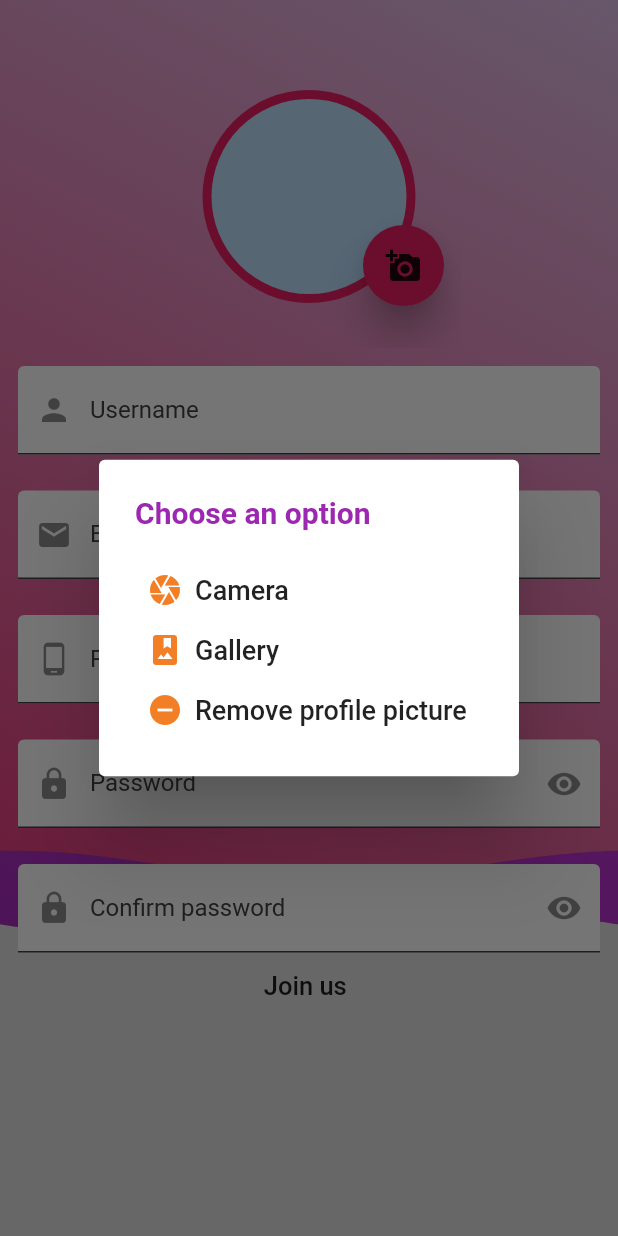
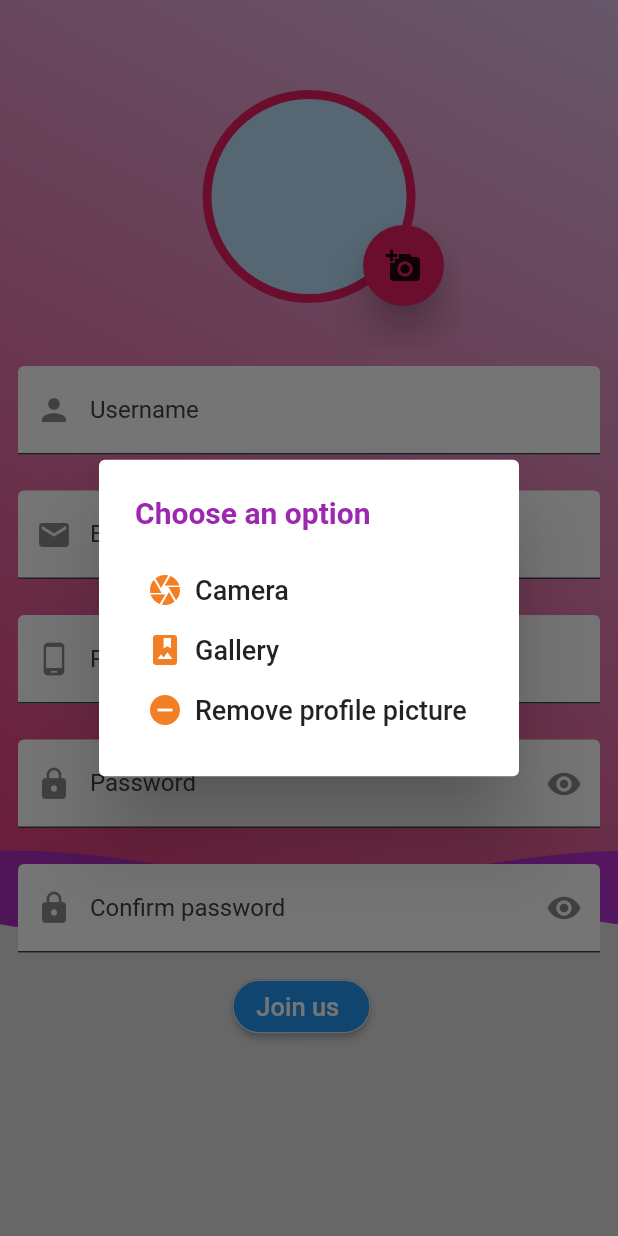
Before and after one commit to thonguyen15878/SneakerShop, a Flutter app: the RegisterScreen screen opened by its route, after a tap on the "add a photo" icon, on a phone screen of 412 x 824 dp. Run offline on Flutter 3.47's test engine with Material 2 defaults, Android fonts, the phone set to English and light mode, and no system bars; drawn by our look-alikes of wave; our stand-ins replace backdrop, badges, cached_network_image, carousel_slider, flutter_feather_icons, flutter_swiper_view and 3 more; missing offline and left inert: icon, list_tile_switch; accounts and stored records are empty; network calls fail.

Commit message:
update landingpage + login + signup

```diff
--- a/lib/screens/auth/register.dart
+++ b/lib/screens/auth/register.dart
@@ -332,8 +332,23 @@ class _RegisterScreenState extends State<RegisterScreen> {
                           },
                         ),
                       ),
+                      Row(
+                        mainAxisAlignment: MainAxisAlignment.center,
+                        children: [
                           SizedBox(width: 10),
-                      Row(
+                          ElevatedButton(
+                            onPressed: () {},
+                            style: ButtonStyle(
+                              shape: MaterialStateProperty.all<RoundedRectangleBorder>(
+                                RoundedRectangleBorder(
+                                  borderRadius: BorderRadius.circular(30),
+                                  side: BorderSide(
+                                      color: ColorsConsts.backgroundColor
+                                  ),
+                                ),
+                              ),
+                            ),
+                            child: Row(
                               mainAxisAlignment: MainAxisAlignment.center,
                               children: [
                                 Text(
@@ -345,7 +360,11 @@ class _RegisterScreenState extends State<RegisterScreen> {
                                 ),
                                 SizedBox(width: 5),
                               ],
-                      )
+                            ),
+                          ),
+                          SizedBox(width: 20),
+                        ],
+                      ),
                     ],
                   ),
                 )
--- a/lib/screens/landing_page.dart
+++ b/lib/screens/landing_page.dart
@@ -7,6 +7,7 @@ import 'package:sneakerstore/consts/colors.dart';
 import 'package:hexcolor/hexcolor.dart';
 import 'package:sneakerstore/screens/auth/login.dart';
 import 'package:sneakerstore/screens/auth/register.dart';
+import 'package:flutter_feather_icons/flutter_feather_icons.dart';
 
 class LandingPage extends StatefulWidget {
   const LandingPage({super.key});
@@ -113,7 +114,7 @@ class _LandingPageState extends State<LandingPage>
                             side: BorderSide(color: ColorsConsts.backgroundColor),
                           ),)
                         ),
-                        onPressed: () {/*Navigator.pushNamed(context, LoginScreen.routeName);*/},
+                        onPressed: () {Navigator.pushNamed(context, LoginScreen.routeName);},
                         child: Row(
                           mainAxisAlignment: MainAxisAlignment.center,
                           children: [
@@ -125,10 +126,10 @@ class _LandingPageState extends State<LandingPage>
                               ),
                             ),
                             SizedBox(width: 5),
-                            // Icon(
-                            //     Feather.user,
-                            //     size: 18
-                            // ),
+                            Icon(
+                                FeatherIcons.user,
+                                size: 18
+                            ),
                           ],
                         ),
                       ),
@@ -137,13 +138,15 @@ class _LandingPageState extends State<LandingPage>
                   Expanded(
                     child: ElevatedButton(
                       style: ButtonStyle(
-                        backgroundColor: MaterialStateProperty.all(Colors.white),
-                          shape: MaterialStateProperty.all<RoundedRectangleBorder>(RoundedRectangleBorder(
+                        backgroundColor: MaterialStateProperty.all(HexColor('#e94436')),
+                          shape: MaterialStateProperty.all<RoundedRectangleBorder>(
+                            RoundedRectangleBorder(
                             borderRadius: BorderRadius.circular(30.0),
                             side: BorderSide(color: ColorsConsts.backgroundColor),
-                          ),)
+                            ),
+                          ),
                       ),
-                      onPressed: () {/*Navigator.pushNamed(context, RegisterScreen.routeName);*/},
+                      onPressed: () {Navigator.pushNamed(context, RegisterScreen.routeName);},
                       child: Row(
                         mainAxisAlignment: MainAxisAlignment.center,
                         children: [
@@ -155,10 +158,10 @@ class _LandingPageState extends State<LandingPage>
                             ),
                           ),
                           SizedBox(width: 5),
-                          // Icon(
-                          //   Feather.user_plus,
-                          //   size: 18
-                          // ),
+                          Icon(
+                            FeatherIcons.userPlus,
+                            size: 18
+                          ),
                         ],
                       ),
                     ),
@@ -199,37 +202,31 @@ class _LandingPageState extends State<LandingPage>
                 children: [
                   OutlinedButton(
                     onPressed: (){},
-                    // style: ButtonStyle(
-                    //   shape: StadiumBorder(),
-                    //   highlightBorderColor: Colors.red.shade200,
-                    //   borderSide: BorderSide(
-                    //       width: 2,
-                    //       color: Colors.red
-                    //   ),
+                    // shape: StadiumBorder(),
+                    // highlightBorderColor: Colors.red.shade200,
+                    // borderSide: BorderSide(
+                    //     width: 2,
+                    //     color: Colors.red
                     // ),
                     child: Text('Google +'),
                   ),
                   OutlinedButton(
                     onPressed: (){},
-                    // style: ButtonStyle(
-                    //   shape: StadiumBorder(),
-                    //   highlightBorderColor: Colors.blue.shade200,
-                    //   borderSide: BorderSide(
-                    //       width: 2,
-                    //       color: Colors.blue
-                    //   ),
+                    // shape: StadiumBorder(),
+                    // highlightBorderColor: Colors.blue.shade200,
+                    // borderSide: BorderSide(
+                    //     width: 2,
+                    //     color: Colors.blue
                     // ),
                     child: Text('Facebook'),
                   ),
                   OutlinedButton(
                     onPressed: (){},
-                    // style: ButtonStyle(
-                    //   shape: StadiumBorder(),
-                    //   highlightBorderColor: Colors.grey.shade200,
-                    //   borderSide: BorderSide(
-                    //       width: 2,
-                    //       color: Colors.grey
-                    //   ),
+                    // shape: StadiumBorder(),
+                    // highlightBorderColor: Colors.grey.shade200,
+                    // borderSide: BorderSide(
+                    //     width: 2,
+                    //     color: Colors.grey
                     // ),
                     child: Text('Sign in as guest'),
                   ),
--- a/pubspec.yaml
+++ b/pubspec.yaml
@@ -51,6 +51,7 @@ dependencies:
   hexcolor: ^3.0.1
   wave: ^0.2.2
   image_picker: ^0.8.7+5
+  flutter_feather_icons: ^2.0.0+1
 
 dev_dependencies:
   flutter_test:
```
Also changed, not shown: lib/main.dart (+13 -12 lines), lib/screens/auth/login.dart (+21 -2 lines), pubspec.lock. Lines whose indentation alone changed are shown as unchanged.
